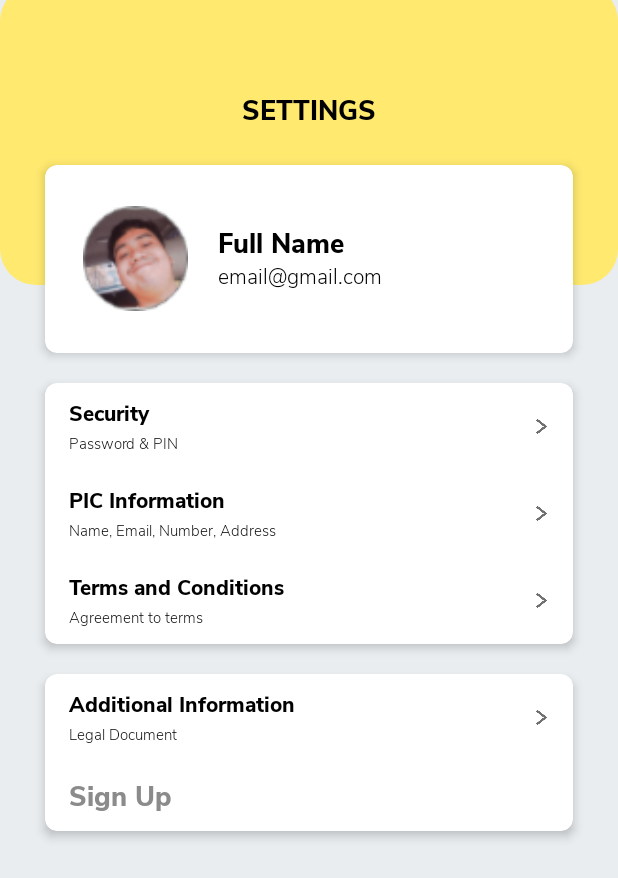
After one commit to mkamilmistar/gold-pocket-kotlin, an Android app: the layout fragment_setting.xml on its own in the app's theme, with its tools: preview values and no code run, on a phone screen of 412 x 824 dp. The commit adds this screen. Shown: the top 878 px of the screen. Run offline under Robolectric (Android 15) with nearby library versions, the phone set to English and light mode, and no system bars.

Commit message:
Settings fragment view

```diff
--- a/app/src/main/AndroidManifest.xml
+++ b/app/src/main/AndroidManifest.xml
@@ -9,7 +9,7 @@
     android:roundIcon="@mipmap/ic_launcher_round"
     android:supportsRtl="true"
     android:theme="@style/Theme.Goldmarket">
-    <activity android:name=".activities.TermAndConditionActivity"></activity>
+    <activity android:name=".activities.TermAndConditionActivity" />
     <activity android:name=".activities.ForgetPasswordActivity" />
     <activity android:name=".activities.SplashScreenActivity">
       <intent-filter>
--- a/app/src/main/java/com/mkamilmistar/gold_market/activities/MainActivity.kt
+++ b/app/src/main/java/com/mkamilmistar/gold_market/activities/MainActivity.kt
@@ -8,14 +8,14 @@ import com.google.android.material.bottomnavigation.BottomNavigationView
 import com.mkamilmistar.gold_market.R
 import com.mkamilmistar.gold_market.fragments.main.HistoryFragment
 import com.mkamilmistar.gold_market.fragments.main.HomeFragment
-import com.mkamilmistar.gold_market.fragments.main.ProfileFragment
+import com.mkamilmistar.gold_market.fragments.main.SettingFragment
 import com.mkamilmistar.gold_market.helpers.Utils
 
 class MainActivity : AppCompatActivity() {
 
   private val homeFragment = HomeFragment()
   private val historyFragment = HistoryFragment()
-  private val profileFragment = ProfileFragment()
+  private val profileFragment = SettingFragment()
   lateinit var emailPass: String
   lateinit var pwdPass: String
 
@@ -23,6 +23,10 @@ class MainActivity : AppCompatActivity() {
     super.onCreate(savedInstanceState)
     setContentView(R.layout.activity_main)
     replaceFragment(homeFragment)
+
+    emailPass = intent.getStringExtra(Utils.EMAIL).toString()
+    pwdPass = intent.getStringExtra(Utils.PASSWORD).toString()
+    Log.d("EMAIL", emailPass)
 
     val bottomNav: BottomNavigationView = findViewById(R.id.bottom_navigation)
     bottomNav.setOnItemSelectedListener{
@@ -36,16 +40,7 @@ class MainActivity : AppCompatActivity() {
   }
 
   private fun replaceFragment(fragment: Fragment) {
-    emailPass = intent.getStringExtra(Utils.EMAIL).toString()
-    pwdPass = intent.getStringExtra(Utils.PASSWORD).toString()
-    Log.d("EMAIL", emailPass)
     val fragmentTransaction = supportFragmentManager.beginTransaction()
-
-    val data = Bundle()
-    data.putString("EMAIL", this.emailPass)
-    data.putString("PASSWORD", this.pwdPass)
-
-    fragment.arguments = data
 
     fragmentTransaction.replace(R.id.fragment_container, fragment)
     fragmentTransaction.commit()
--- a/app/src/main/java/com/mkamilmistar/gold_market/fragments/main/ProfileFragment.kt
+++ b/app/src/main/java/com/mkamilmistar/gold_market/fragments/main/SettingFragment.kt
@@ -7,23 +7,23 @@ import android.view.View
 import android.view.ViewGroup
 import android.widget.TextView
 import com.mkamilmistar.gold_market.R
-import com.mkamilmistar.gold_market.helpers.Utils
+import com.mkamilmistar.gold_market.activities.MainActivity
 
-class ProfileFragment : Fragment() {
-
-  lateinit var txtView: TextView
+class SettingFragment : Fragment() {
 
   override fun onCreateView(
     inflater: LayoutInflater, container: ViewGroup?,
     savedInstanceState: Bundle?
   ): View? {
     // Inflate the layout for this fragment
-    val view = inflater.inflate(R.layout.fragment_profile, container, false)
-    txtView = view.findViewById(R.id.text_profile_fragment)
-    val dataEmail = arguments?.getString(Utils.EMAIL)
-    val dataPwd = arguments?.getString(Utils.PASSWORD)
-    txtView.text = dataEmail.toString()
+    return inflater.inflate(R.layout.fragment_setting, container, false)
+  }
 
-    return view
+  override fun onViewCreated(view: View, savedInstanceState: Bundle?) {
+    super.onViewCreated(view, savedInstanceState)
+    val dataEmail = (activity as MainActivity).emailPass
+
+    val emailTxt = view.findViewById<TextView>(R.id.profile_email)
+    emailTxt.text = dataEmail
   }
 }
--- a/app/src/main/res/layout/fragment_profile.xml
+++ /dev/null
@@ -1,20 +0,0 @@
-<?xml version="1.0" encoding="utf-8"?>
-<androidx.constraintlayout.widget.ConstraintLayout xmlns:android="http://schemas.android.com/apk/res/android"
-  xmlns:tools="http://schemas.android.com/tools"
-  android:layout_width="match_parent"
-  android:layout_height="match_parent"
-  xmlns:app="http://schemas.android.com/apk/res-auto"
-  tools:context=".fragments.main.ProfileFragment">
-
-  <TextView
-    android:id="@+id/text_profile_fragment"
-    android:layout_width="wrap_content"
-    android:layout_height="wrap_content"
-    android:textSize="36sp"
-    android:text="@string/menu_profile"
-    app:layout_constraintTop_toTopOf="parent"
-    app:layout_constraintBottom_toBottomOf="parent"
-    app:layout_constraintLeft_toLeftOf="parent"
-    app:layout_constraintRight_toRightOf="parent"/>
-
-</androidx.constraintlayout.widget.ConstraintLayout>
--- /dev/null
+++ b/app/src/main/res/layout/fragment_setting.xml
@@ -0,0 +1,316 @@
+<?xml version="1.0" encoding="utf-8"?>
+<LinearLayout xmlns:android="http://schemas.android.com/apk/res/android"
+  xmlns:app="http://schemas.android.com/apk/res-auto"
+  xmlns:tools="http://schemas.android.com/tools"
+  android:layout_width="match_parent"
+  android:layout_height="match_parent"
+  android:background="@color/bg_gray"
+  android:orientation="vertical"
+  tools:context=".fragments.main.SettingFragment">
+
+  <LinearLayout
+    android:layout_width="match_parent"
+    android:layout_height="200dp"
+    android:layout_marginTop="-10dp"
+    android:background="@drawable/rounded_corners"
+    android:backgroundTint="@color/yellow"
+    android:paddingHorizontal="40dp">
+
+    <TextView
+      android:layout_width="match_parent"
+      android:layout_height="wrap_content"
+      android:layout_marginTop="70dp"
+      android:fontFamily="@font/nunitosans_extrabold"
+      android:gravity="center"
+      android:text="@string/menu_setting"
+      android:textAllCaps="true"
+      android:textColor="@color/black"
+      android:textSize="18sp" />
+
+  </LinearLayout>
+
+  <LinearLayout
+    android:layout_width="match_parent"
+    android:layout_height="wrap_content"
+    android:layout_marginTop="-90dp"
+    android:paddingHorizontal="20dp">
+
+    <com.google.android.material.card.MaterialCardView
+      android:layout_width="0dp"
+      android:layout_height="125dp"
+      android:layout_margin="10dp"
+      android:layout_weight="1"
+      app:cardCornerRadius="8dp"
+      app:cardElevation="4dp">
+
+      <RelativeLayout
+        android:layout_width="match_parent"
+        android:layout_height="match_parent"
+        android:padding="5dp">
+
+        <ImageView
+          android:id="@+id/profile_picture"
+          android:layout_width="70dp"
+          android:layout_height="70dp"
+          android:layout_centerVertical="true"
+          android:layout_marginStart="20dp"
+          android:contentDescription="@string/text_profile_picture"
+          android:src="@drawable/profile_pic" />
+
+        <TextView
+          android:id="@+id/profile_name"
+          android:layout_width="wrap_content"
+          android:layout_height="wrap_content"
+          android:layout_marginStart="20dp"
+          android:layout_marginTop="35dp"
+          android:layout_toEndOf="@id/profile_picture"
+          android:fontFamily="@font/nunitosans_extrabold"
+          android:includeFontPadding="false"
+          android:text="@string/full_name"
+          android:textColor="@color/black"
+          android:textSize="18sp" />
+
+        <TextView
+          android:id="@+id/profile_email"
+          android:layout_width="wrap_content"
+          android:layout_height="wrap_content"
+          android:layout_below="@+id/profile_name"
+          android:layout_marginStart="20dp"
+          android:layout_toEndOf="@id/profile_picture"
+          android:fontFamily="@font/nunitosans_light"
+          android:includeFontPadding="false"
+          android:text="@string/email_gmail_com"
+          android:textColor="@color/black"
+          android:textSize="14sp" />
+
+      </RelativeLayout>
+
+    </com.google.android.material.card.MaterialCardView>
+  </LinearLayout>
+
+  <LinearLayout
+    android:layout_width="match_parent"
+    android:layout_height="wrap_content"
+    android:paddingHorizontal="20dp">
+
+    <com.google.android.material.card.MaterialCardView
+      android:layout_width="0dp"
+      android:layout_height="wrap_content"
+      android:layout_margin="10dp"
+      android:layout_weight="1"
+      app:cardCornerRadius="8dp"
+      app:cardElevation="4dp">
+
+      <LinearLayout
+        android:layout_width="match_parent"
+        android:layout_height="match_parent"
+        android:orientation="vertical">
+
+        <androidx.constraintlayout.widget.ConstraintLayout
+          android:layout_width="match_parent"
+          android:layout_height="wrap_content"
+          android:orientation="vertical"
+          android:paddingHorizontal="16dp"
+          android:paddingVertical="10dp">
+
+          <TextView
+            android:id="@+id/security_text"
+            android:layout_width="match_parent"
+            android:layout_height="match_parent"
+            android:fontFamily="@font/nunitosans_extrabold"
+            android:text="@string/text_security"
+            android:textColor="@color/black"
+            android:textSize="14sp"
+            app:layout_constraintStart_toStartOf="parent"
+            app:layout_constraintTop_toTopOf="parent" />
+
+          <TextView
+            android:id="@+id/security_desc_text"
+            android:layout_width="match_parent"
+            android:layout_height="match_parent"
+            android:layout_marginTop="2dp"
+            android:fontFamily="@font/nunitosans_light"
+            android:text="@string/text_password_amp_pin"
+            android:textColor="@color/black"
+            android:textSize="10sp"
+            app:layout_constraintStart_toStartOf="@+id/security_text"
+            app:layout_constraintTop_toBottomOf="@+id/security_text"
+            tools:ignore="SmallSp" />
+
+          <ImageView
+            android:id="@+id/arrow_right_security"
+            android:layout_width="10dp"
+            android:layout_height="10dp"
+            android:contentDescription="@string/arrow_right"
+            android:src="@drawable/arrow_right"
+            app:layout_constraintBottom_toBottomOf="parent"
+            app:layout_constraintEnd_toEndOf="parent"
+            app:layout_constraintTop_toTopOf="parent" />
+        </androidx.constraintlayout.widget.ConstraintLayout>
+
+        <androidx.constraintlayout.widget.ConstraintLayout
+          android:layout_width="match_parent"
+          android:layout_height="wrap_content"
+          android:orientation="vertical"
+          android:paddingHorizontal="16dp"
+          android:paddingVertical="10dp">
+
+          <TextView
+            android:id="@+id/pic_text"
+            android:layout_width="match_parent"
+            android:layout_height="match_parent"
+            android:fontFamily="@font/nunitosans_extrabold"
+            android:text="@string/pic_information_text"
+            android:textColor="@color/black"
+            android:textSize="14sp"
+            app:layout_constraintStart_toStartOf="parent"
+            app:layout_constraintTop_toTopOf="parent" />
+
+          <TextView
+            android:id="@+id/pic_desc_text"
+            android:layout_width="match_parent"
+            android:layout_height="match_parent"
+            android:layout_marginTop="2dp"
+            android:fontFamily="@font/nunitosans_light"
+            android:text="@string/pic_desc_text"
+            android:textColor="@color/black"
+            android:textSize="10sp"
+            app:layout_constraintStart_toStartOf="@+id/pic_text"
+            app:layout_constraintTop_toBottomOf="@+id/pic_text"
+            tools:ignore="SmallSp" />
+
+          <ImageView
+            android:id="@+id/arrow_right_pic"
+            android:layout_width="10dp"
+            android:layout_height="10dp"
+            android:contentDescription="@string/arrow_right"
+            android:src="@drawable/arrow_right"
+            app:layout_constraintBottom_toBottomOf="parent"
+            app:layout_constraintEnd_toEndOf="parent"
+            app:layout_constraintTop_toTopOf="parent" />
+        </androidx.constraintlayout.widget.ConstraintLayout>
+
+        <androidx.constraintlayout.widget.ConstraintLayout
+          android:layout_width="match_parent"
+          android:layout_height="wrap_content"
+          android:orientation="vertical"
+          android:paddingHorizontal="16dp"
+          android:paddingVertical="10dp">
+
+          <TextView
+            android:id="@+id/term_conditions_text"
+            android:layout_width="match_parent"
+            android:layout_height="match_parent"
+            android:fontFamily="@font/nunitosans_extrabold"
+            android:text="@string/terms_and_conditions_text"
+            android:textColor="@color/black"
+            android:textSize="14sp"
+            app:layout_constraintStart_toStartOf="parent"
+            app:layout_constraintTop_toTopOf="parent" />
+
+          <TextView
+            android:id="@+id/term_conditions_desc_text"
+            android:layout_width="match_parent"
+            android:layout_height="match_parent"
+            android:layout_marginTop="2dp"
+            android:fontFamily="@font/nunitosans_light"
+            android:text="@string/term_desc_text"
+            android:textColor="@color/black"
+            android:textSize="10sp"
+            app:layout_constraintStart_toStartOf="@+id/term_conditions_text"
+            app:layout_constraintTop_toBottomOf="@+id/term_conditions_text"
+            tools:ignore="SmallSp" />
+
+          <ImageView
+            android:id="@+id/arrow_right_term"
+            android:layout_width="10dp"
+            android:layout_height="10dp"
+            android:contentDescription="@string/arrow_right"
+            android:src="@drawable/arrow_right"
+            app:layout_constraintBottom_toBottomOf="parent"
+            app:layout_constraintEnd_toEndOf="parent"
+            app:layout_constraintTop_toTopOf="parent" />
+        </androidx.constraintlayout.widget.ConstraintLayout>
+
+      </LinearLayout>
+    </com.google.android.material.card.MaterialCardView>
+  </LinearLayout>
+
+  <LinearLayout
+    android:layout_width="match_parent"
+    android:layout_height="wrap_content"
+    android:paddingHorizontal="20dp">
+
+    <com.google.android.material.card.MaterialCardView
+      android:layout_width="0dp"
+      android:layout_height="wrap_content"
+      android:layout_margin="10dp"
+      android:layout_weight="1"
+      app:cardCornerRadius="8dp"
+      app:cardElevation="4dp">
+
+      <LinearLayout
+        android:layout_width="match_parent"
+        android:layout_height="match_parent"
+        android:orientation="vertical">
+
+        <androidx.constraintlayout.widget.ConstraintLayout
+          android:layout_width="match_parent"
+          android:layout_height="wrap_content"
+          android:paddingHorizontal="16dp"
+          android:paddingVertical="10dp">
+
+          <TextView
+            android:id="@+id/additional_text"
+            android:layout_width="match_parent"
+            android:layout_height="match_parent"
+            android:fontFamily="@font/nunitosans_extrabold"
+            android:text="@string/additional_information_text"
+            android:textColor="@color/black"
+            android:textSize="14sp"
+            app:layout_constraintStart_toStartOf="parent"
+            app:layout_constraintTop_toTopOf="parent" />
+
+          <TextView
+            android:id="@+id/additional_desc_text"
+            android:layout_width="match_parent"
+            android:layout_height="match_parent"
+            android:layout_marginTop="2dp"
+            android:fontFamily="@font/nunitosans_light"
+            android:text="@string/additional_desc_text"
+            android:textColor="@color/black"
+            android:textSize="10sp"
+            app:layout_constraintStart_toStartOf="@+id/additional_text"
+            app:layout_constraintTop_toBottomOf="@+id/additional_text"
+            tools:ignore="SmallSp" />
+
+          <ImageView
+            android:id="@+id/arrow_right_additional"
+            android:layout_width="10dp"
+            android:layout_height="10dp"
+            android:contentDescription="@string/arrow_right"
+            android:src="@drawable/arrow_right"
+            app:layout_constraintBottom_toBottomOf="parent"
+            app:layout_constraintEnd_toEndOf="parent"
+            app:layout_constraintTop_toTopOf="parent" />
+        </androidx.constraintlayout.widget.ConstraintLayout>
+
+        <LinearLayout
+          android:layout_width="match_parent"
+          android:layout_height="wrap_content"
+          android:paddingHorizontal="16dp"
+          android:paddingVertical="10dp">
+
+          <TextView
+            android:layout_width="wrap_content"
+            android:layout_height="wrap_content"
+            android:fontFamily="@font/nunitosans_extrabold"
+            android:textSize="18sp"
+            android:textColor="#8B8B8B"
+            android:text="@string/text_register_title"/>
+
+        </LinearLayout>
+      </LinearLayout>
+    </com.google.android.material.card.MaterialCardView>
+  </LinearLayout>
+</LinearLayout>
--- a/app/src/main/res/menu/menu.xml
+++ b/app/src/main/res/menu/menu.xml
@@ -16,7 +16,7 @@
     android:id="@+id/ic_profile"
     android:icon="@drawable/logo_icon"
     android:enabled="true"
-    android:title="@string/menu_profile"/>
+    android:title="@string/menu_setting"/>
 
 
 </menu>
--- a/app/src/main/res/values/colors.xml
+++ b/app/src/main/res/values/colors.xml
@@ -4,6 +4,7 @@
   <color name="yellow_dark">#ffd311</color>
   <color name="yellow_darker">#fcc617</color>
   <color name="main_gray">#707070</color>
+  <color name="bg_gray">#e9edf0</color>
   <color name="secondary_gray">#9C9C9C</color>
   <color name="teal_200">#FF03DAC5</color>
   <color name="teal_700">#FF018786</color>
--- a/app/src/main/res/values/strings.xml
+++ b/app/src/main/res/values/strings.xml
@@ -21,10 +21,22 @@
   <string name="forget_description">Enter your e-mail so we can send you a password reset link.</string>
   <string name="menu_home">Home</string>
   <string name="menu_history">History</string>
-  <string name="menu_profile">Profile</string>
+  <string name="menu_setting">Settings</string>
   <!-- TODO: Remove or change this placeholder text -->
   <string name="hello_blank_fragment">Hello blank fragment</string>
   <string name="placeholder_first_name">First Name</string>
   <string name="placeholder_last_name">Last Name</string>
   <string name="text_terms_amp_conditions"><![CDATA[Terms & Conditions]]></string>
+    <string name="text_profile_picture">Profile Picture</string>
+  <string name="email_gmail_com">email@gmail.com</string>
+  <string name="full_name">Full Name</string>
+  <string name="text_password_amp_pin"><![CDATA[Password & PIN]]></string>
+  <string name="text_security">Security</string>
+    <string name="arrow_right">arrow-right</string>
+  <string name="term_desc_text">Agreement to terms</string>
+  <string name="pic_desc_text">Name, Email, Number, Address</string>
+  <string name="pic_information_text">PIC Information</string>
+  <string name="terms_and_conditions_text">Terms and Conditions</string>
+  <string name="additional_information_text">Additional Information</string>
+  <string name="additional_desc_text">Legal Document</string>
 </resources>
```
Also changed, not shown: app/src/main/res/drawable-hdpi/arrow_right.png (added), app/src/main/res/drawable-hdpi/profile_pic.png (added), app/src/main/res/drawable-mdpi/arrow_right.png (added), app/src/main/res/drawable-mdpi/profile_pic.png (added), app/src/main/res/drawable-tvdpi/arrow_right.png (added), app/src/main/res/drawable-tvdpi/profile_pic.png (added), app/src/main/res/drawable-xhdpi/arrow_right.png (added), app/src/main/res/drawable-xhdpi/profile_pic.png (added), app/src/main/res/drawable-xxhdpi/arrow_right.png (added), app/src/main/res/drawable-xxhdpi/profile_pic.png (added), app/src/main/res/drawable-xxxhdpi/arrow_right.png (added), app/src/main/res/drawable-xxxhdpi/profile_pic.png (added).
